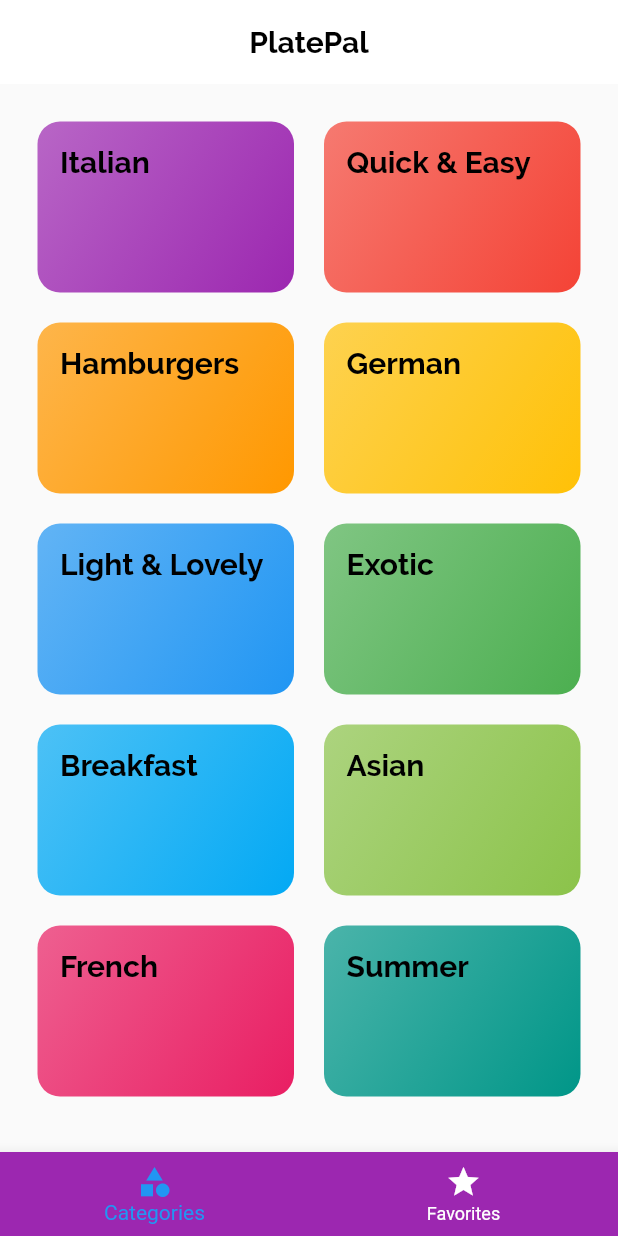
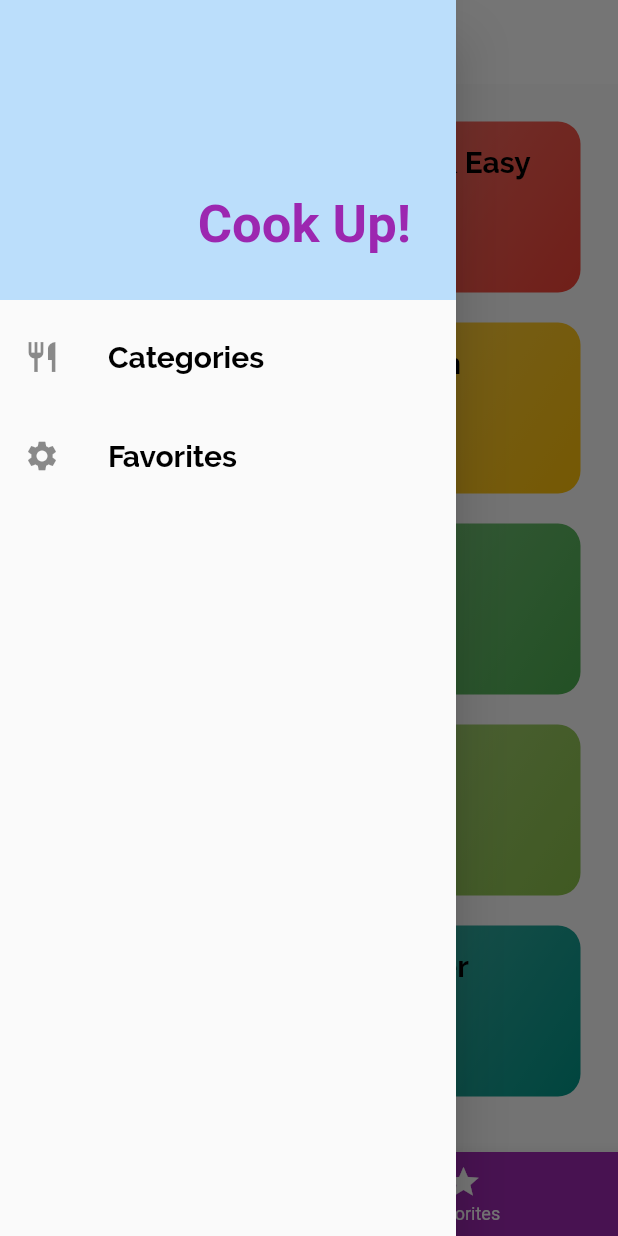
Before and after one commit to ramonyohannes/platepal, a Flutter app: the screen it shows after launch, with the side drawer open (before the commit the screen has no drawer), on a phone screen of 412 x 824 dp. Run offline on Flutter 3.47's test engine with Material 2 defaults, Android fonts, the phone set to English and light mode, and no system bars.

Commit message:
feat: added drawer with navigation

```diff
--- a/lib/main.dart
+++ b/lib/main.dart
@@ -3,6 +3,7 @@ import 'package:flutter/material.dart';
 import './screens/category_meals.dart';
 import './screens/category_meal_detail.dart';
 import './screens/tabs_screen.dart';
+import './screens/filters_screen.dart';
 
 void main() => runApp(const MyApp());
 
@@ -47,6 +48,7 @@ class MyApp extends StatelessWidget {
         CategoryMeals.categoryMealsRoute: (ctx) => const CategoryMeals(),
         CategoryMealDetail.categoryMealDetailRoute: (ctx) =>
             const CategoryMealDetail(),
+        Filters.filtersRoute: (ctx) => const Filters(),
       },
     );
   }
--- /dev/null
+++ b/lib/screens/filters_screen.dart
@@ -0,0 +1,18 @@
+import 'package:flutter/material.dart';
+import '../widgets/side_drawer.dart';
+
+class Filters extends StatelessWidget {
+  const Filters({super.key});
+
+  static const String filtersRoute = '/filters-route';
+
+  @override
+  Widget build(BuildContext context) {
+    return Scaffold(
+      appBar: AppBar(
+        title: const Text("Filters"),
+      ),
+      drawer: const SideDrawer(),
+    );
+  }
+}
--- a/lib/screens/tabs_screen.dart
+++ b/lib/screens/tabs_screen.dart
@@ -2,6 +2,7 @@ import 'package:flutter/material.dart';
 
 import './categories_list.dart';
 import './favorites_screen.dart';
+import '../widgets/side_drawer.dart';
 
 class TabsScreen extends StatefulWidget {
   const TabsScreen({super.key});
@@ -30,6 +31,7 @@ class _TabsScreenState extends State<TabsScreen> {
       appBar: AppBar(
         title: const Text("PlatePal"),
       ),
+      drawer: const SideDrawer(),
       body: _pages[_selectedPageIndex]['page'] as Widget,
       bottomNavigationBar: BottomNavigationBar(
         onTap: (value) {
--- /dev/null
+++ b/lib/widgets/side_drawer.dart
@@ -0,0 +1,52 @@
+import 'package:flutter/material.dart';
+import 'package:platepal_app/screens/filters_screen.dart';
+
+class SideDrawer extends StatelessWidget {
+  const SideDrawer({super.key});
+
+  Widget _buildListTile(IconData icon, String text, VoidCallback onTap) {
+    return ListTile(
+      onTap: onTap,
+      leading: Icon(icon),
+      title: Text(
+        text,
+        style: const TextStyle(color: Colors.black, fontSize: 20),
+      ),
+    );
+  }
+
+  @override
+  Widget build(BuildContext context) {
+    return Drawer(
+      child: Column(
+        children: [
+          Container(
+            width: double.infinity,
+            height: 200,
+            color: Theme.of(context).primaryColorLight,
+            alignment: Alignment.bottomRight,
+            child: Padding(
+              padding: const EdgeInsets.only(right: 30, bottom: 30),
+              child: Text(
+                "Cook Up!",
+                style: TextStyle(
+                  fontSize: 35,
+                  fontWeight: FontWeight.w700,
+                  color: Theme.of(context).primaryColor,
+                ),
+              ),
+            ),
+          ),
+          const SizedBox(height: 10),
+          _buildListTile(Icons.restaurant, "Categories", () {
+            Navigator.of(context).pushReplacementNamed("/");
+          }),
+          const SizedBox(height: 10),
+          _buildListTile(Icons.settings, "Favorites", () {
+            Navigator.of(context).pushReplacementNamed(Filters.filtersRoute);
+          }),
+        ],
+      ),
+    );
+  }
+}
```
